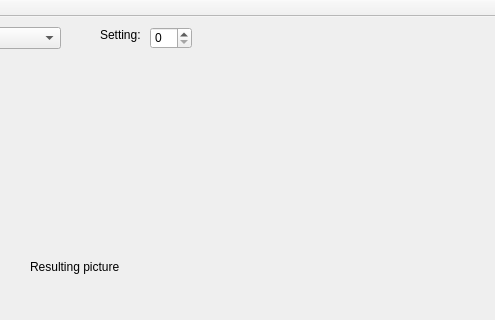
This is rework/rework.ui in stu-team-project/pic2 as Qt 5 draws it before an edit; both pictures show x 420 to 915 and y 0 to 320 of the 915 by 537 pixel window. The edited form follows.
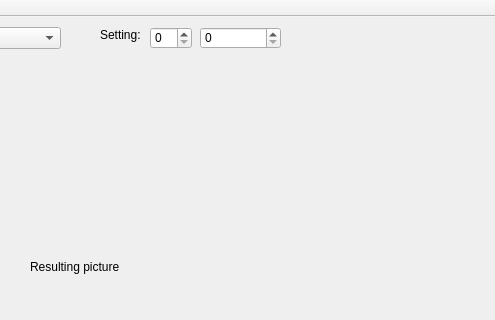
This is the edited form.

Patch:
```diff
--- a/rework/rework.ui
+++ b/rework/rework.ui
@@ -125,6 +125,19 @@
      <string>Setting:</string>
     </property>
    </widget>
+   <widget class="QSpinBox" name="spinBox_2">
+    <property name="geometry">
+     <rect>
+      <x>620</x>
+      <y>10</y>
+      <width>81</width>
+      <height>22</height>
+     </rect>
+    </property>
+    <property name="maximum">
+     <number>9999999</number>
+    </property>
+   </widget>
   </widget>
   <widget class="QMenuBar" name="menuBar">
    <property name="geometry">
```
